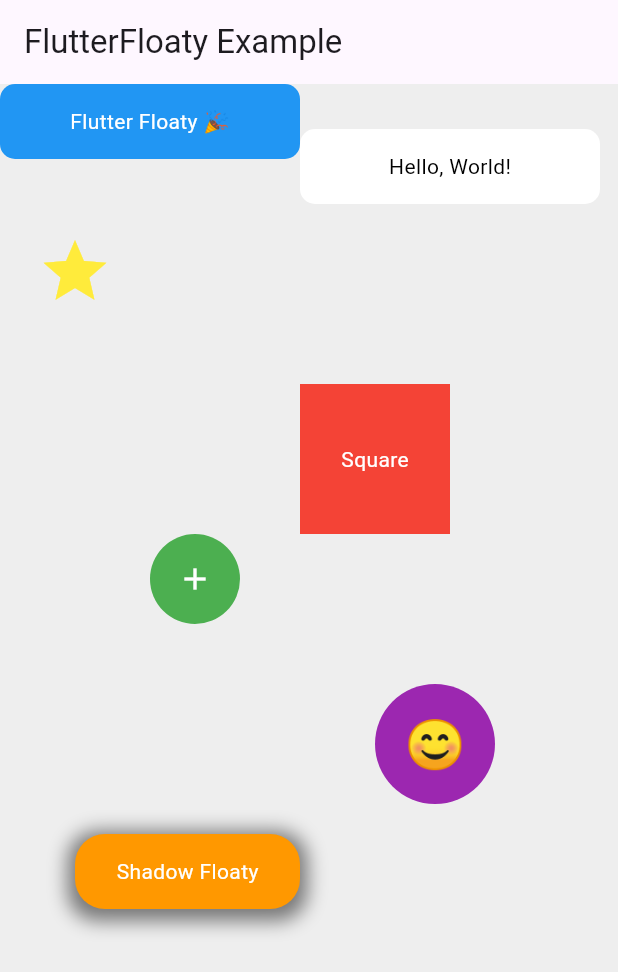
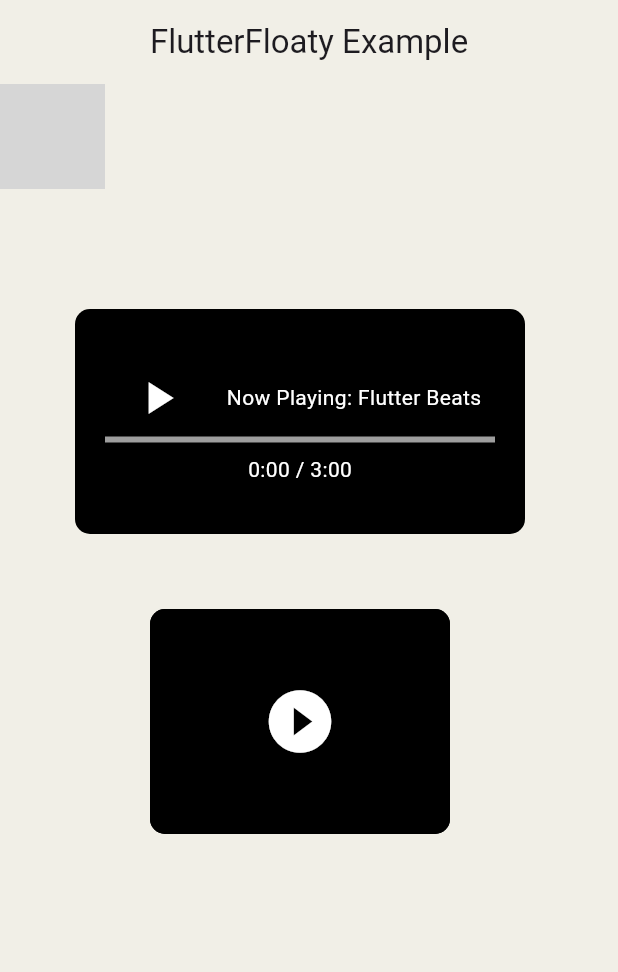
Before and after one commit to JordyHers/flutter_floaty, a Flutter app: the screen it shows after launch, on a phone screen of 412 x 824 dp. Shown: the top 972 px of the screen. Run offline on Flutter 3.47's test engine with Material 3 defaults, Android fonts, the phone set to English and light mode, and no system bars; missing offline and left inert: fluttium; network calls fail; grey boxes are pictures that could not be loaded.

Commit message:
chore: remove comment

```diff
--- a/flutter_floaty/example/lib/main.dart
+++ b/flutter_floaty/example/lib/main.dart
@@ -8,7 +8,10 @@ class MyApp extends StatelessWidget {
 
   @override
   Widget build(BuildContext context) {
-    return const MaterialApp(home: HomePage());
+    return const MaterialApp(
+      debugShowCheckedModeBanner: false,
+      home: HomePage(),
+    );
   }
 }
 
@@ -20,118 +23,146 @@ class HomePage extends StatefulWidget {
 }
 
 class _HomePageState extends State<HomePage> {
+  static const backgroundColor = Color(0xFFF1EFE7);
+  bool isPlaying = false;
+  double progress = 0;
+  Duration elapsed = Duration.zero;
+  final Duration totalDuration = const Duration(minutes: 3);
+
+  void togglePlayPause() {
+    setState(() {
+      isPlaying = !isPlaying;
+    });
+    if (isPlaying) {
+      _startProgress();
+    } else {
+      _stopProgress();
+    }
+  }
+
+  void _startProgress() {
+    Future.doWhile(() async {
+      await Future.delayed(const Duration(seconds: 1));
+      if (!isPlaying) return false;
+      setState(() {
+        elapsed += const Duration(seconds: 1);
+        progress = elapsed.inSeconds / totalDuration.inSeconds;
+      });
+      return elapsed < totalDuration;
+    });
+  }
+
+  void _stopProgress() {}
+
   @override
   Widget build(BuildContext context) {
     return Scaffold(
-      backgroundColor: Colors.grey.shade200,
-      appBar: AppBar(title: const Text('FlutterFloaty Example')),
+      backgroundColor: backgroundColor,
+      appBar: AppBar(
+        centerTitle: true,
+        title: const Text('FlutterFloaty Example'),
+        backgroundColor: backgroundColor,
+      ),
       body: Stack(
         children: [
+          // Music Player Control with Progress Bar
+          FlutterFloaty(
+            initialWidth: 300,
+            initialHeight: 150,
+            initialX: 50,
+            initialY: 150,
+            builder: (context) => Column(
+              mainAxisAlignment: MainAxisAlignment.center,
+              children: [
+                Row(
+                  mainAxisAlignment: MainAxisAlignment.center,
+                  children: [
+                    IconButton(
+                      icon: Icon(
+                        isPlaying ? Icons.pause : Icons.play_arrow,
+                        color: Colors.white,
+                        size: 36,
+                      ),
+                      onPressed: togglePlayPause,
+                    ),
+                    const SizedBox(width: 20),
+                    const Text(
+                      'Now Playing: Flutter Beats',
+                      style: TextStyle(color: Colors.white),
+                    ),
+                  ],
+                ),
+                Padding(
+                  padding: const EdgeInsets.symmetric(horizontal: 20),
+                  child: LinearProgressIndicator(
+                    value: progress,
+                    color: Colors.blue,
+                    backgroundColor: Colors.grey,
+                  ),
+                ),
+                const SizedBox(height: 8),
+                Text(
+                  '${elapsed.inMinutes}:${(elapsed.inSeconds % 60).toString().padLeft(2, '0')} / ${totalDuration.inMinutes}:${(totalDuration.inSeconds % 60).toString().padLeft(2, '0')}',
+                  style: const TextStyle(color: Colors.white),
+                ),
+              ],
+            ),
+            backgroundColor: Colors.black,
+            onDragBackgroundColor: Colors.black87,
+            borderRadius: 10,
+            growingFactor: 20,
+          ),
+          // Picture-in-Picture Video
           FlutterFloaty(
             initialWidth: 200,
-            initialHeight: 50,
-            initialY: 30,
-            initialX: 200,
-            pinned: true,
-            builder: (context) => const Text(
-              'Hello, World!',
-              style: TextStyle(color: Colors.black),
+            initialHeight: 150,
+            initialX: 100,
+            initialY: 350,
+            builder: (context) => Container(
+              decoration: BoxDecoration(
+                color: Colors.black,
+                borderRadius: BorderRadius.circular(10),
+              ),
+              child: const Center(
+                child: Icon(
+                  Icons.play_circle_fill,
+                  color: Colors.white,
+                  size: 50,
+                ),
+              ),
             ),
-            backgroundColor: Colors.white,
-            onDragBackgroundColor: Colors.blueAccent,
+            onDragBackgroundColor: Colors.black54,
+            growingFactor: 10,
           ),
           FlutterFloaty(
-            initialHeight: 250,
-            builder: (context) => const Icon(
-              Icons.star,
-              size: 50,
-              color: Colors.yellow,
+            initialWidth: 70,
+            initialHeight: 70,
+            builder: (context) => Container(
+              decoration: const BoxDecoration(
+                shape: BoxShape.circle,
+                image: DecorationImage(
+                  image: NetworkImage(
+                      'https://avatars.githubusercontent.com/u/9919?s=280&v=4'),
+                  fit: BoxFit.cover,
+                ),
+              ),
             ),
             backgroundColor: Colors.transparent,
             onDragBackgroundColor: Colors.transparent,
+            borderRadius: 35,
+            growingFactor: 5,
           ),
-
-          // Basic Floating Button
           FlutterFloaty(
-            initialWidth: 200,
-            initialHeight: 50,
-            builder: (context) => const Text(
-              'Flutter Floaty 🎉',
-              style: TextStyle(color: Colors.white),
+            initialWidth: 70,
+            initialHeight: 70,
+            builder: (context) => const Icon(
+              Icons.person,
+              size: 55,
             ),
-            backgroundColor: Colors.blue,
-            onDragBackgroundColor: Colors.blueAccent,
-            borderRadius: 10,
-            growingFactor: 20,
-          ),
-          // Rounded Floating Button with Icon
-          FlutterFloaty(
-            initialWidth: 60,
-            initialHeight: 60,
-            initialX: 100,
-            initialY: 300,
-            builder: (context) => const Icon(
-              Icons.add,
-              color: Colors.white,
-            ),
-            backgroundColor: Colors.green,
-            onDragBackgroundColor: Colors.greenAccent,
-            borderRadius: 30,
-            growingFactor: 10,
-          ),
-          // Square Floating Button with Text
-          FlutterFloaty(
-            initialWidth: 100,
-            initialHeight: 100,
-            initialX: 200,
-            initialY: 200,
-            builder: (context) => const Center(
-              child: Text(
-                'Square',
-                style: TextStyle(color: Colors.white),
-              ),
-            ),
-            backgroundColor: Colors.red,
-            onDragBackgroundColor: Colors.redAccent,
-            borderRadius: 0,
-            growingFactor: 15,
-          ),
-          // Circular Floating Button with Emoji
-          FlutterFloaty(
-            initialWidth: 80,
-            initialHeight: 80,
-            initialX: 250,
-            initialY: 400,
-            builder: (context) => const Center(
-              child: Text(
-                '😊',
-                style: TextStyle(fontSize: 32),
-              ),
-            ),
-            backgroundColor: Colors.purple,
-            onDragBackgroundColor: Colors.purpleAccent,
-            borderRadius: 40,
-          ),
-          // Floating Button with Shadow
-          FlutterFloaty(
-            initialWidth: 150,
-            initialHeight: 50,
-            initialX: 50,
-            initialY: 500,
-            builder: (context) => const Text(
-              'Shadow Floaty',
-              style: TextStyle(color: Colors.white),
-            ),
-            backgroundColor: Colors.orange,
-            onDragBackgroundColor: Colors.orangeAccent,
-            borderRadius: 20,
-            growingFactor: 15,
-            shadow: BoxShadow(
-              color: Colors.black.withOpacity(0.5),
-              spreadRadius: 5,
-              blurRadius: 10,
-              offset: const Offset(0, 3),
-            ),
+            backgroundColor: Colors.transparent,
+            onDragBackgroundColor: Colors.transparent,
+            borderRadius: 35,
+            growingFactor: 5,
           ),
         ],
       ),
```
